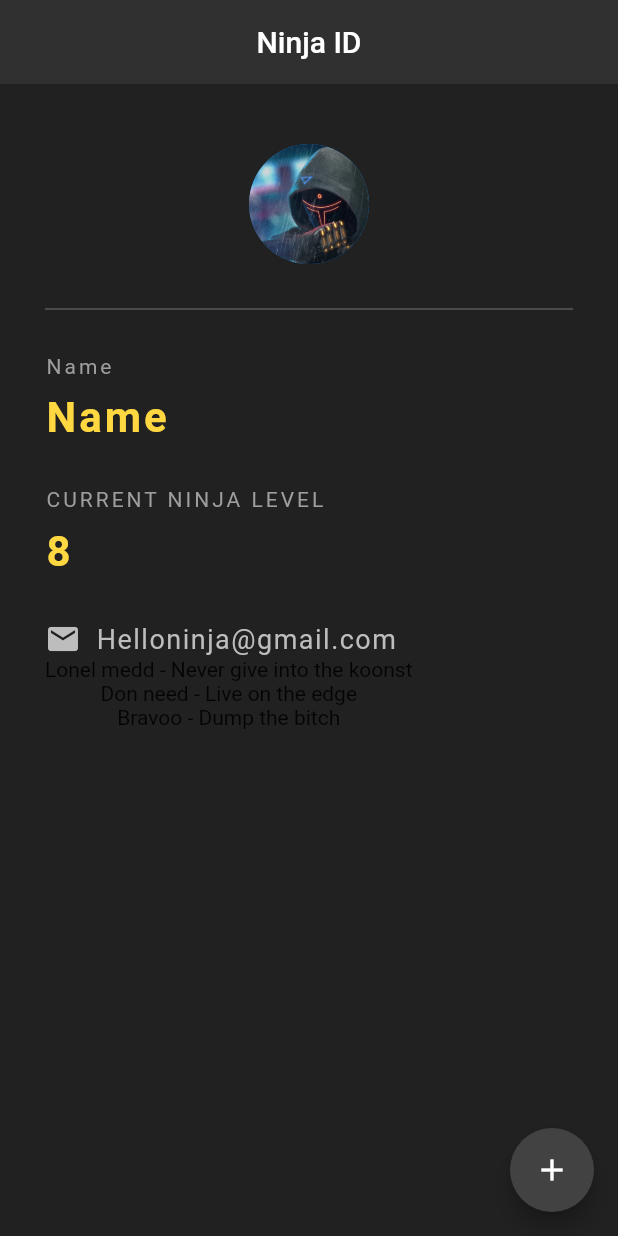
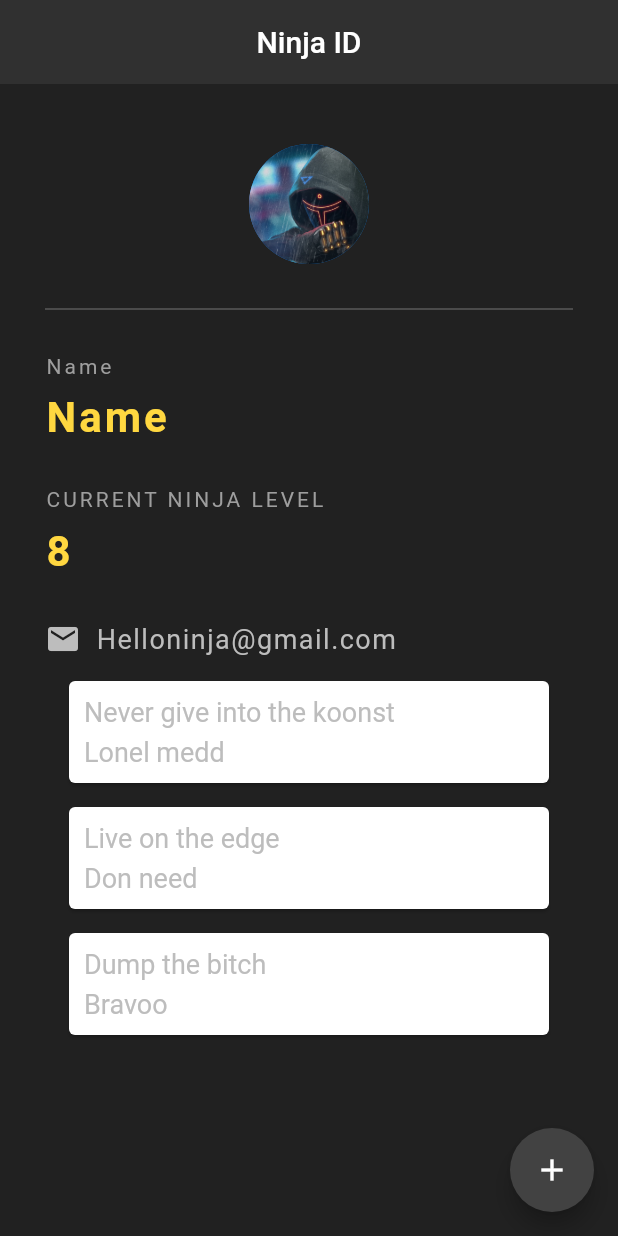
Before and after one commit to davdwhyte87/sampleproject, a Flutter app: the screen it shows after launch, on a phone screen of 412 x 824 dp. Run offline on Flutter 3.47's test engine with Material 2 defaults, Android fonts, the phone set to English and light mode, and no system bars.

Commit message:
Update main.dart

```diff
--- a/lib/main.dart
+++ b/lib/main.dart
@@ -18,6 +18,37 @@ class _NinjaCardState extends State<NinjaCard> {
     Quote(author: "Don need", text:"Live on the edge"),
     Quote(author: "Bravoo", text:"Dump the bitch")
   ];
+
+  Widget quoteWidget(Quote quote){
+    return Card(
+      margin: EdgeInsets.fromLTRB(16, 16, 16, 0),
+      child: Padding(
+        padding: EdgeInsets.all(10),
+
+        child: Column(
+          crossAxisAlignment: CrossAxisAlignment.stretch,
+          children: [
+            Text(
+              quote.text,
+              style: TextStyle(
+                fontSize: 18,
+                color: Colors.grey[400]
+              )
+            ),
+            SizedBox(height: 6 ,),
+            Text(
+              quote.author,
+                style: TextStyle(
+                  fontSize: 18,
+                  color: Colors.grey[400]
+                )
+            )
+
+          ],
+        ),
+      ),
+    );
+  }
   @override
   Widget build(BuildContext context){
     return Scaffold(
@@ -115,7 +146,7 @@ class _NinjaCardState extends State<NinjaCard> {
             Column(
               children:
                 quotes.map((quote){
-                return Text('${quote.author} - ${quote.text}' );
+                return quoteWidget(quote);
                 }).toList()
 
             )
```
